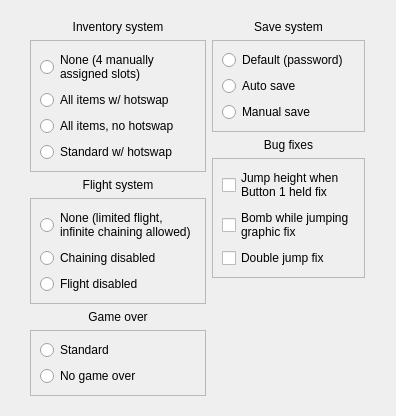
The window that libtales-qt/talesqtenhancementseditor.ui (suppertails66/tales) describes before a commit, drawn with Qt 5.
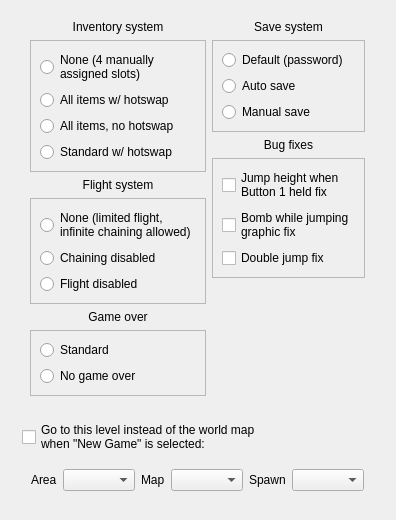
The same window after the commit.

Commit message: Add start-on-level hack to UI

The edit to the form file:
```diff
--- a/libtales-qt/talesqtenhancementseditor.ui
+++ b/libtales-qt/talesqtenhancementseditor.ui
@@ -7,7 +7,7 @@
     <x>0</x>
     <y>0</y>
     <width>396</width>
-    <height>379</height>
+    <height>456</height>
    </rect>
   </property>
   <property name="windowTitle">
@@ -420,6 +420,110 @@
      </item>
     </layout>
    </item>
+   <item>
+    <layout class="QHBoxLayout" name="horizontalLayout_5">
+     <item>
+      <spacer name="horizontalSpacer_3">
+       <property name="orientation">
+        <enum>Qt::Horizontal</enum>
+       </property>
+       <property name="sizeHint" stdset="0">
+        <size>
+         <width>40</width>
+         <height>20</height>
+        </size>
+       </property>
+      </spacer>
+     </item>
+     <item>
+      <widget class="QWidget" name="widget_2" native="true">
+       <property name="sizePolicy">
+        <sizepolicy hsizetype="Preferred" vsizetype="Preferred">
+         <horstretch>0</horstretch>
+         <verstretch>0</verstretch>
+        </sizepolicy>
+       </property>
+       <layout class="QVBoxLayout" name="verticalLayout_14">
+        <item>
+         <widget class="QCheckBox" name="startLevelEnabledBox">
+          <property name="text">
+           <string>Go to this level instead of the world map
+when &quot;New Game&quot; is selected:</string>
+          </property>
+         </widget>
+        </item>
+        <item>
+         <widget class="QWidget" name="widget_3" native="true">
+          <layout class="QHBoxLayout" name="horizontalLayout_4">
+           <item>
+            <widget class="QLabel" name="label_6">
+             <property name="sizePolicy">
+              <sizepolicy hsizetype="Maximum" vsizetype="Preferred">
+               <horstretch>0</horstretch>
+               <verstretch>0</verstretch>
+              </sizepolicy>
+             </property>
+             <property name="text">
+              <string>Area</string>
+             </property>
+            </widget>
+           </item>
+           <item>
+            <widget class="QComboBox" name="startAreaBox"/>
+           </item>
+           <item>
+            <widget class="QLabel" name="label_7">
+             <property name="sizePolicy">
+              <sizepolicy hsizetype="Maximum" vsizetype="Preferred">
+               <horstretch>0</horstretch>
+               <verstretch>0</verstretch>
+              </sizepolicy>
+             </property>
+             <property name="text">
+              <string>Map</string>
+             </property>
+            </widget>
+           </item>
+           <item>
+            <widget class="QComboBox" name="startMapBox"/>
+           </item>
+           <item>
+            <widget class="QLabel" name="label_8">
+             <property name="sizePolicy">
+              <sizepolicy hsizetype="Maximum" vsizetype="Preferred">
+               <horstretch>0</horstretch>
+               <verstretch>0</verstretch>
+              </sizepolicy>
+             </property>
+             <property name="text">
+              <string>Spawn</string>
+             </property>
+            </widget>
+           </item>
+           <item>
+            <widget class="QComboBox" name="startSpawnBox"/>
+           </item>
+          </layout>
+         </widget>
+        </item>
+       </layout>
+      </widget>
+     </item>
+     <item>
+      <spacer name="horizontalSpacer_4">
+       <property name="orientation">
+        <enum>Qt::Horizontal</enum>
+       </property>
+       <property name="sizeHint" stdset="0">
+        <size>
+         <width>40</width>
+         <height>20</height>
+        </size>
+       </property>
+      </spacer>
+     </item>
+    </layout>
+   </item>
    <item>
     <spacer name="verticalSpacer_7">
      <property name="orientation">
```
The commit also changes 2 other files.
